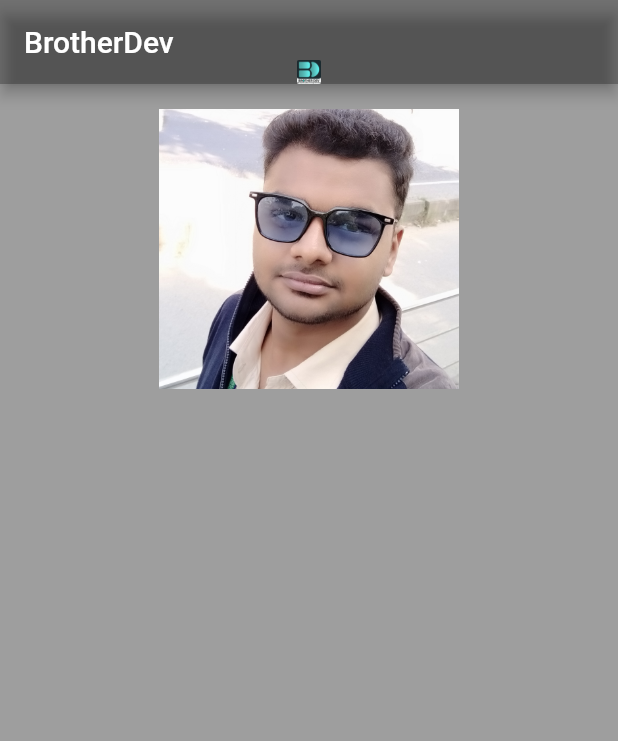
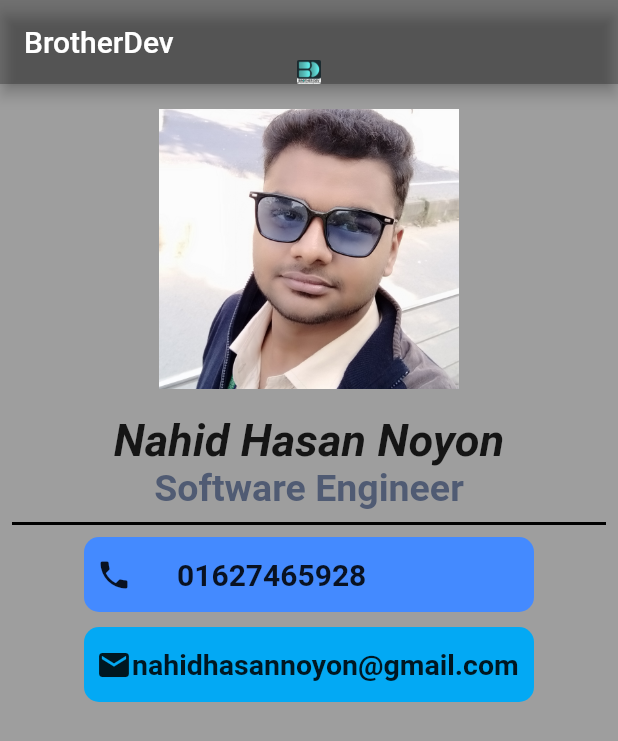
Before and after one commit to nahid-hasan-noyon/myid, a Flutter app: the screen it shows after launch, on a phone screen of 412 x 824 dp. Shown: the top 741 px of the screen. Run offline on Flutter 3.47's test engine with Material 2 defaults, Android fonts, the phone set to English and light mode, and no system bars.

Commit message:
number and email added

```diff
--- a/lib/homepage.dart
+++ b/lib/homepage.dart
@@ -27,12 +27,14 @@ class _HomepageState extends State<Homepage> {
         ),
         backgroundColor: Colors.black26,
       ),
+
+      ///body
       body: Column(
         //mainAxisAlignment: MainAxisAlignment.center,
         crossAxisAlignment: CrossAxisAlignment.center,
 
-        children: const [
-          Padding(
+        children: [
+          const Padding(
             padding: EdgeInsets.all(10),
             child: Center(
               child: Image(
@@ -42,6 +44,89 @@ class _HomepageState extends State<Homepage> {
               ),
             ),
           ),
+
+          ///name
+          const Text(
+            "Nahid Hasan Noyon",
+            style: TextStyle(
+              fontSize: 30,
+              fontStyle: FontStyle.italic,
+              fontWeight: FontWeight.bold,
+            ),
+          ),
+
+          /// designation
+          const Text(
+            "Software Engineer",
+            style: TextStyle(
+              fontSize: 25,
+              color: Color(0XFF505b73),
+              fontWeight: FontWeight.bold,
+            ),
+          ),
+          Padding(
+            padding: const EdgeInsets.all(8.0),
+            child: Container(
+              color: Colors.black,
+              height: 2,
+            ),
+          ),
+          Container(
+            decoration: BoxDecoration(
+              color: Colors.blueAccent,
+              borderRadius: BorderRadius.circular(10),
+            ),
+            height: 50,
+            width: 300,
+            child: Padding(
+              padding: const EdgeInsets.all(8.0),
+              child: Center(
+                child: Row(
+                  children: const [
+                    Icon(Icons.phone),
+                    SizedBox(width: 30),
+                    Text(
+                      "01627465928",
+                      style: TextStyle(
+                        fontSize: 20,
+                        // fontStyle: FontStyle.italic,
+                        fontWeight: FontWeight.bold,
+                      ),
+                    ),
+                  ],
+                ),
+              ),
+            ),
+          ),
+          const SizedBox(
+            height: 10,
+          ),
+          Container(
+            decoration: BoxDecoration(
+              color: Colors.lightBlue,
+              borderRadius: BorderRadius.circular(10),
+            ),
+            height: 50,
+            width: 300,
+            child: Padding(
+              padding: const EdgeInsets.all(8.0),
+              child: Center(
+                child: Row(
+                  children: const [
+                    Icon(Icons.email),
+                    Text(
+                      "nahidhasannoyon@gmail.com",
+                      style: TextStyle(
+                        fontSize: 19,
+                        // fontStyle: FontStyle.italic,
+                        fontWeight: FontWeight.bold,
+                      ),
+                    ),
+                  ],
+                ),
+              ),
+            ),
+          ),
         ],
       ),
     );
```
